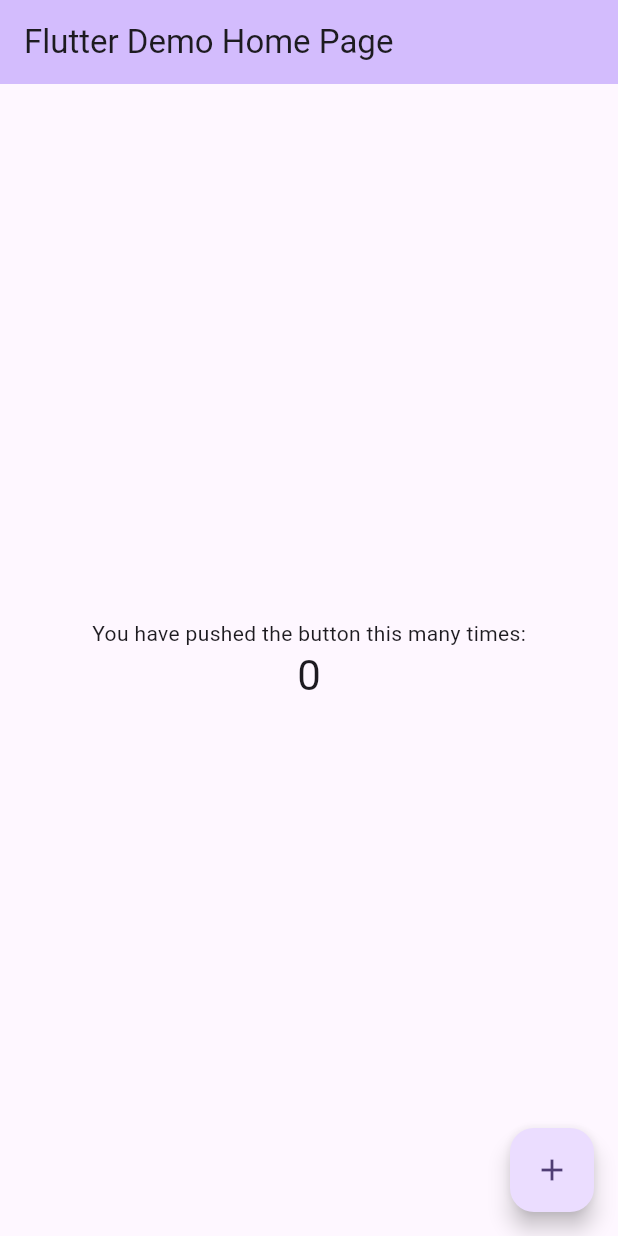
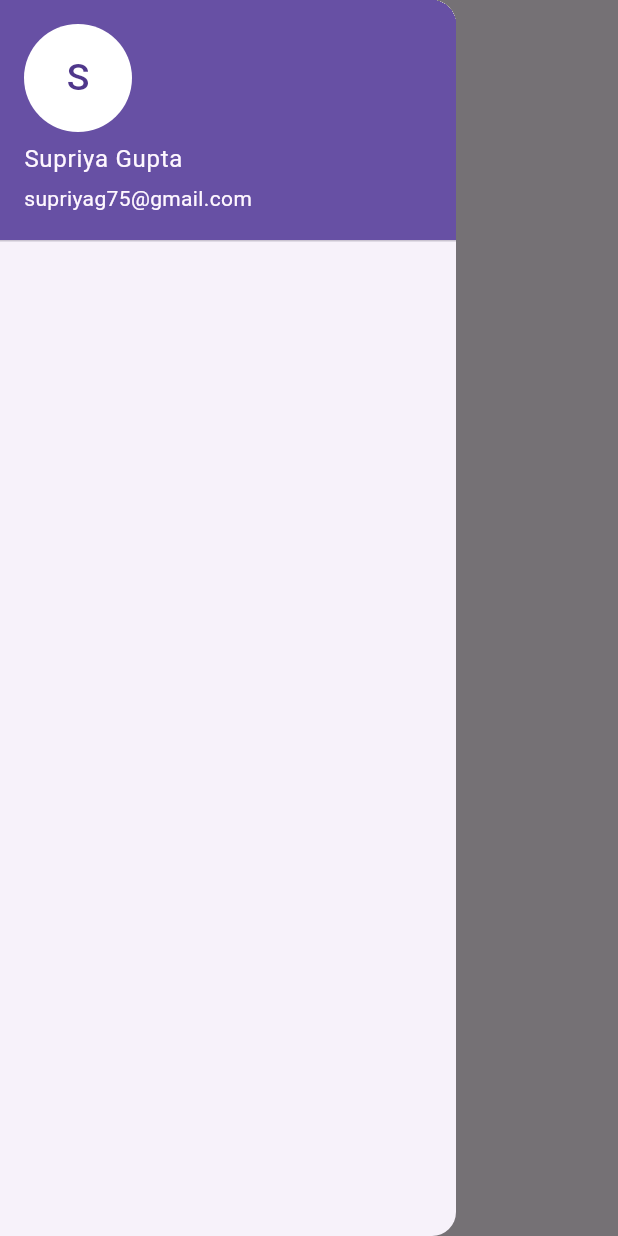
Before and after one commit to sup0808/FlutterNavigation, a Flutter app: the screen it shows after launch, with the side drawer open (before the commit the screen has no drawer), on a phone screen of 412 x 824 dp. Run offline on Flutter 3.47's test engine with Material 3 defaults, Android fonts, the phone set to English and light mode, and no system bars.

Commit message:
Design navigation drawer -- Added accountName, accountEmail and User image using UserAccountDrawerHeader

```diff
--- a/lib/main.dart
+++ b/lib/main.dart
@@ -1,125 +1,50 @@
 import 'package:flutter/material.dart';
 
 void main() {
-  runApp(const MyApp());
+  runApp(MyApp());
 }
 
 class MyApp extends StatelessWidget {
-  const MyApp({super.key});
-
-  // This widget is the root of your application.
   @override
   Widget build(BuildContext context) {
     return MaterialApp(
-      title: 'Flutter Demo',
-      theme: ThemeData(
-        // This is the theme of your application.
-        //
-        // TRY THIS: Try running your application with "flutter run". You'll see
-        // the application has a purple toolbar. Then, without quitting the app,
-        // try changing the seedColor in the colorScheme below to Colors.green
-        // and then invoke "hot reload" (save your changes or press the "hot
-        // reload" button in a Flutter-supported IDE, or press "r" if you used
-        // the command line to start the app).
-        //
-        // Notice that the counter didn't reset back to zero; the application
-        // state is not lost during the reload. To reset the state, use hot
-        // restart instead.
-        //
-        // This works for code too, not just values: Most code changes can be
-        // tested with just a hot reload.
-        colorScheme: ColorScheme.fromSeed(seedColor: Colors.deepPurple),
-        useMaterial3: true,
-      ),
-      home: const MyHomePage(title: 'Flutter Demo Home Page'),
+      title: "Drawer",
+      home: DrawerDemo(),
     );
   }
 }
 
-class MyHomePage extends StatefulWidget {
-  const MyHomePage({super.key, required this.title});
-
-  // This widget is the home page of your application. It is stateful, meaning
-  // that it has a State object (defined below) that contains fields that affect
-  // how it looks.
-
-  // This class is the configuration for the state. It holds the values (in this
-  // case the title) provided by the parent (in this case the App widget) and
-  // used by the build method of the State. Fields in a Widget subclass are
-  // always marked "final".
-
-  final String title;
-
+class DrawerDemo extends StatefulWidget {
   @override
-  State<MyHomePage> createState() => _MyHomePageState();
+  State<DrawerDemo> createState() => _DrawerDemoState();
 }
 
-class _MyHomePageState extends State<MyHomePage> {
-  int _counter = 0;
-
-  void _incrementCounter() {
-    setState(() {
-      // This call to setState tells the Flutter framework that something has
-      // changed in this State, which causes it to rerun the build method below
-      // so that the display can reflect the updated values. If we changed
-      // _counter without calling setState(), then the build method would not be
-      // called again, and so nothing would appear to happen.
-      _counter++;
-    });
-  }
-
+class _DrawerDemoState extends State<DrawerDemo> {
   @override
   Widget build(BuildContext context) {
-    // This method is rerun every time setState is called, for instance as done
-    // by the _incrementCounter method above.
-    //
-    // The Flutter framework has been optimized to make rerunning build methods
-    // fast, so that you can just rebuild anything that needs updating rather
-    // than having to individually change instances of widgets.
     return Scaffold(
       appBar: AppBar(
-        // TRY THIS: Try changing the color here to a specific color (to
-        // Colors.amber, perhaps?) and trigger a hot reload to see the AppBar
-        // change color while the other colors stay the same.
-        backgroundColor: Theme.of(context).colorScheme.inversePrimary,
-        // Here we take the value from the MyHomePage object that was created by
-        // the App.build method, and use it to set our appbar title.
-        title: Text(widget.title),
+        title: const Text("Drawer Demo "),
       ),
-      body: Center(
-        // Center is a layout widget. It takes a single child and positions it
-        // in the middle of the parent.
-        child: Column(
-          // Column is also a layout widget. It takes a list of children and
-          // arranges them vertically. By default, it sizes itself to fit its
-          // children horizontally, and tries to be as tall as its parent.
-          //
-          // Column has various properties to control how it sizes itself and
-          // how it positions its children. Here we use mainAxisAlignment to
-          // center the children vertically; the main axis here is the vertical
-          // axis because Columns are vertical (the cross axis would be
-          // horizontal).
-          //
-          // TRY THIS: Invoke "debug painting" (choose the "Toggle Debug Paint"
-          // action in the IDE, or press "p" in the console), to see the
-          // wireframe for each widget.
-          mainAxisAlignment: MainAxisAlignment.center,
-          children: <Widget>[
-            const Text(
-              'You have pushed the button this many times:',
-            ),
-            Text(
-              '$_counter',
-              style: Theme.of(context).textTheme.headlineMedium,
-            ),
+      drawer: Drawer(
+        child: ListView(
+          children: [
+            const UserAccountsDrawerHeader(
+              accountName: Text("Supriya Gupta"),
+              accountEmail: Text("supriyag75@gmail.com"),
+              currentAccountPicture: CircleAvatar(
+                backgroundColor: Colors.white,
+                child: Text(
+                  "S",
+                  style: TextStyle(
+                    fontSize: 25,
+                  ),
+                ),
+              ),
+            )
           ],
         ),
       ),
-      floatingActionButton: FloatingActionButton(
-        onPressed: _incrementCounter,
-        tooltip: 'Increment',
-        child: const Icon(Icons.add),
-      ), // This trailing comma makes auto-formatting nicer for build methods.
     );
   }
 }
```
